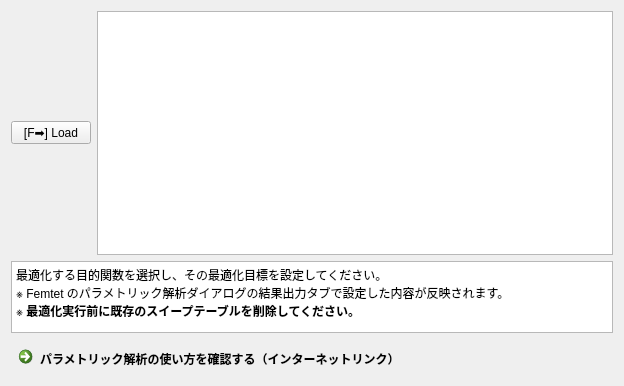
Before: the Qt Designer form pyfemtet_opt_gui/ui/WizardPage_obj.ui in pyfemtet/pyfemtet-opt-gui, drawn with Qt 5.
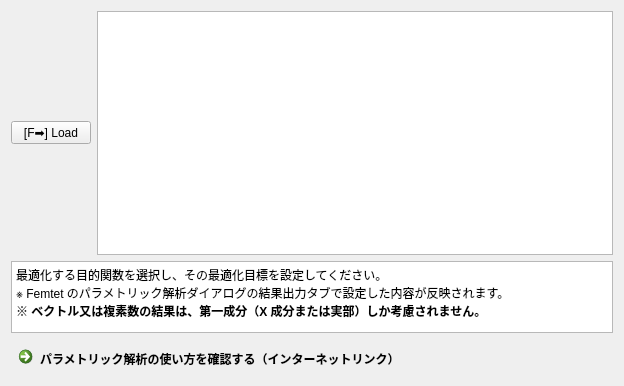
After: the same form once the commit is applied.

Patch:
```diff
--- a/pyfemtet_opt_gui/ui/WizardPage_obj.ui
+++ b/pyfemtet_opt_gui/ui/WizardPage_obj.ui
@@ -70,7 +70,7 @@
 &lt;/style&gt;&lt;/head&gt;&lt;body style=&quot; font-family:'Yu Gothic UI'; font-size:9pt; font-weight:400; font-style:normal;&quot;&gt;
 &lt;p style=&quot; margin-top:0px; margin-bottom:0px; margin-left:0px; margin-right:0px; -qt-block-indent:0; text-indent:0px;&quot;&gt;最適化する目的関数を選択し、その最適化目標を設定してください。&lt;/p&gt;
 &lt;p style=&quot; margin-top:0px; margin-bottom:0px; margin-left:0px; margin-right:0px; -qt-block-indent:0; text-indent:0px;&quot;&gt;※ Femtet のパラメトリック解析ダイアログの結果出力タブで設定した内容が反映されます。&lt;/p&gt;
-&lt;p style=&quot; margin-top:0px; margin-bottom:0px; margin-left:0px; margin-right:0px; -qt-block-indent:0; text-indent:0px;&quot;&gt;※ &lt;span style=&quot; font-weight:700;&quot;&gt;最適化実行前に既存のスイープテーブルを削除してください。&lt;/span&gt;&lt;/p&gt;&lt;/body&gt;&lt;/html&gt;</string>
+&lt;p style=&quot; margin-top:0px; margin-bottom:0px; margin-left:0px; margin-right:0px; -qt-block-indent:0; text-indent:0px;&quot;&gt;※ &lt;span style=&quot; font-weight:700;&quot;&gt;ベクトル又は複素数の結果は、第一成分（X 成分または実部）しか考慮されません。&lt;/span&gt;&lt;/p&gt;&lt;/body&gt;&lt;/html&gt;</string>
      </property>
     </widget>
    </item>
```
